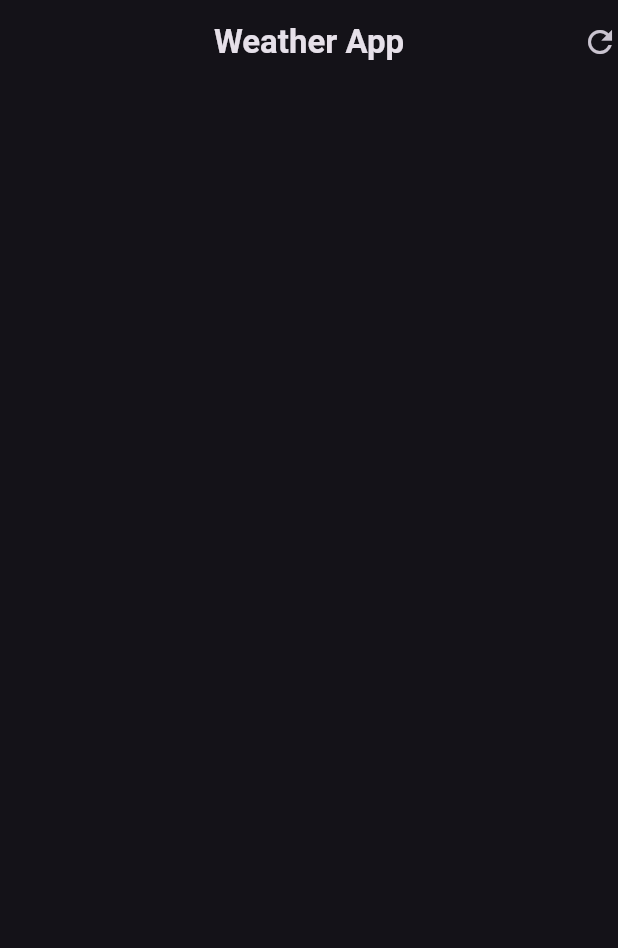
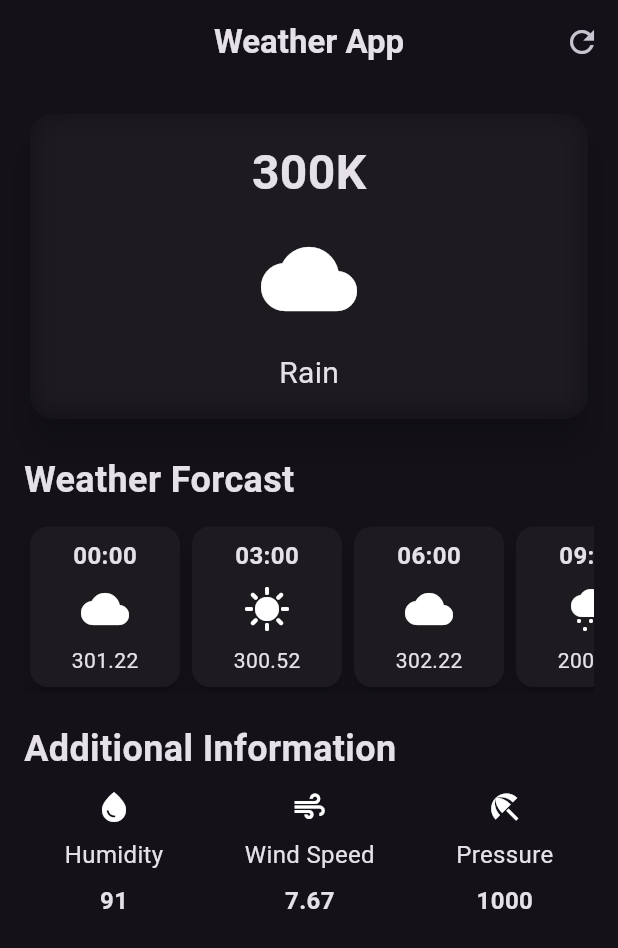
Before and after one commit to Threshik/Weather-App-using-Flutter, a Flutter app: the screen it shows after launch, on a phone screen of 412 x 824 dp. Shown: the top 948 px of the screen. Run offline on Flutter 3.47's test engine with Material 3 defaults, Android fonts, the phone set to English and light mode, and no system bars; network calls fail.

Commit message:
The UI is designed and Functionality is given

```diff
--- /dev/null
+++ b/lib/additional_info_item.dart
@@ -0,0 +1,32 @@
+import 'package:flutter/material.dart';
+class additionalInfoItem extends StatelessWidget {
+  final IconData icon;
+  final String label;
+  final String value;
+  const additionalInfoItem({
+    super.key,
+    required this.icon,
+    required this.label,
+    required this.value
+  });
+
+  @override
+
+  Widget build(BuildContext context) {
+    return Column(
+      children: [
+        Icon(icon),
+        SizedBox(height: 8),
+        Text(label, style: TextStyle(fontSize: 16)),
+        SizedBox(height: 8),
+        Text(
+          value,
+          style: TextStyle(
+            fontWeight: FontWeight.bold,
+            fontSize: 16,
+          ),
+        ),
+      ],
+    );
+  }
+}
--- /dev/null
+++ b/lib/weather_hourly_item.dart
@@ -0,0 +1,37 @@
+import 'package:flutter/material.dart';
+//these hourlyforcast cards are repeating so i am creating a widget and i can reuse them
+
+class HourlyForcastItem extends StatelessWidget {
+
+  final String time;
+  final IconData icon;
+  final String temperature;
+  const HourlyForcastItem({super.key, required this.time, required this.icon, required this.temperature, });
+
+
+  @override
+  Widget build(BuildContext context) {
+    return Card(
+      elevation: 6,
+      child: Container(
+        width: 100,
+        decoration: BoxDecoration(borderRadius: BorderRadius.circular(10)),
+        child:  Padding(
+          padding: EdgeInsets.all(8.0),
+          child: Column(
+            children: [
+              Text(
+                time,
+                style: TextStyle(fontWeight: FontWeight.bold, fontSize: 16),
+              ),
+              SizedBox(height: 8),
+              Icon(icon, size: 32),
+              SizedBox(height: 8),
+              Text(temperature),
+            ],
+          ),
+        ),
+      ),
+    );
+  }
+}
--- a/lib/weather_screen.dart
+++ b/lib/weather_screen.dart
@@ -1,23 +1,127 @@
+import 'dart:ui';
+
 import 'package:flutter/material.dart';
+import 'package:weather_app/additional_info_item.dart';
+import 'package:weather_app/secrets.dart';
+import 'package:weather_app/weather_hourly_item.dart';
+import 'package:http/http.dart' as http;
 
-class WeatherScreen extends StatelessWidget {
+class WeatherScreen extends StatefulWidget {
   const WeatherScreen({super.key});
 
   @override
+  State<WeatherScreen> createState() => _WeatherScreenState();
+}
+
+class _WeatherScreenState extends State<WeatherScreen> {
+
+
+  Future getCurrentWeather() async{
+    String cityName = "London";
+   final res = await http.get(Uri.parse("https://api.openweathermap.org/data/2.5/weather?q=$cityName&APPID=$openWeatherAPIKey",),
+    );
+
+    print(res.body);
+  }
+
+  @override
+  void initState() {
+    // TODO: implement initState
+    super.initState();
+    getCurrentWeather();
+  }
+
+  @override
   Widget build(BuildContext context) {
-    return  Scaffold(
+    return Scaffold(
       appBar: AppBar(
-        title: const Text("Weather App", style: TextStyle(
-          fontWeight: FontWeight.bold
-        ),),
+        title: const Text(
+          "Weather App",
+          style: TextStyle(fontWeight: FontWeight.bold),
+        ),
         centerTitle: true,
         actions: [
-          GestureDetector(
-            onTap: () {
-              print("Refreshed");
-            },
-            child: const Icon(Icons.refresh)),
+          // to get some splash effect use Inkwell but gesturedector doesnt have it or use iconbutton nice and cool
+          IconButton(onPressed: () {}, icon: const Icon(Icons.refresh)),
         ],
+      ),
+      body: Padding(
+        padding: const EdgeInsets.all(16.0),
+        child: Column(
+          crossAxisAlignment: CrossAxisAlignment.start,
+          children: [
+            //main card
+            SizedBox(
+              width: double.infinity,
+              child: Card(
+                elevation: 10,
+                shape: RoundedRectangleBorder(
+                  borderRadius: BorderRadius.circular(16),
+                ),
+                //makes to clip and add the nice border radius
+                child: ClipRRect(
+                  borderRadius: BorderRadius.circular(16),
+                  //makes it to merge with the bgcolor
+                  child: BackdropFilter(
+                    filter: ImageFilter.blur(sigmaX: 10, sigmaY: 10),
+                    child: Padding(
+                      padding: const EdgeInsets.all(16.0),
+                      child: Column(
+                        children: [
+                          Text(
+                            "300K",
+                            style: TextStyle(
+                              fontWeight: FontWeight.bold,
+                              fontSize: 32,
+                            ),
+                          ),
+                          SizedBox(height: 16),
+                          Icon(Icons.cloud, size: 64),
+                          SizedBox(height: 16),
+                          Text("Rain", style: TextStyle(fontSize: 20)),
+                        ],
+                      ),
+                    ),
+                  ),
+                ),
+              ),
+            ),
+            SizedBox(height: 20),
+            //weather forcast cards
+            Text(
+              "Weather Forcast",
+              style: TextStyle(fontSize: 24, fontWeight: FontWeight.bold),
+            ),
+            SizedBox(height: 10),
+            const SingleChildScrollView(
+              scrollDirection: Axis.horizontal,
+              child: Row(
+                children: [
+                  HourlyForcastItem(time: "00:00",icon: Icons.cloud,temperature: "301.22",),
+                   HourlyForcastItem(time: "03:00",icon: Icons.sunny,temperature: "300.52",),
+                    HourlyForcastItem(time: "06:00",icon: Icons.cloud,temperature: "302.22",),
+                     HourlyForcastItem(time: "09:00",icon: Icons.cloudy_snowing,temperature: "200.72",),
+                     HourlyForcastItem(time: "12:00",icon: Icons.sunny,temperature: "304.12",),
+                ],
+              ),
+            ),
+            const SizedBox(height: 20),
+            Text(
+              "Additional Information",
+              style: TextStyle(fontSize: 24, fontWeight: FontWeight.bold),
+            ),
+            SizedBox(height: 10),
+            Row(
+              mainAxisAlignment: MainAxisAlignment.spaceAround,
+              children: [
+                additionalInfoItem(icon: Icons.water_drop,label: "Humidity",value: "91",),
+                additionalInfoItem(icon: Icons.air,label: "Wind Speed",value: "7.67",),
+                additionalInfoItem(icon:Icons.beach_access,label: "Pressure",value: "1000",),
+
+              ],
+            ),
+          ],
+        ),
       ),
     );
   }
--- a/pubspec.yaml
+++ b/pubspec.yaml
@@ -9,6 +9,7 @@ environment:
 dependencies:
   flutter:
     sdk: flutter
+  http: ^1.5.0
 
 dev_dependencies:
   flutter_test:
```
Also changed, not shown: pubspec.lock, 1 other file.
